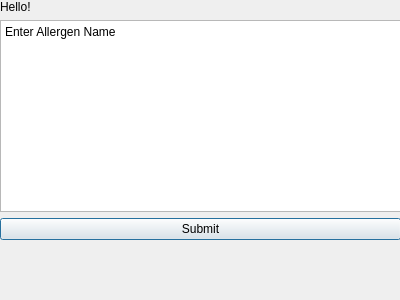
Qt form addallergenwindow.ui (MarkHarrison03/RecipeApp) before a commit.
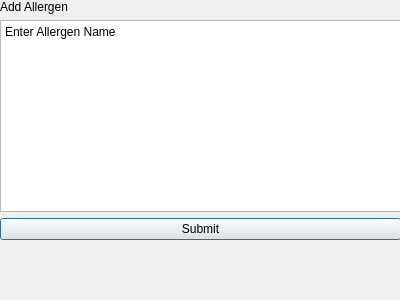
The same form after that commit.

```diff
--- a/addallergenwindow.ui
+++ b/addallergenwindow.ui
@@ -52,7 +52,7 @@
        </size>
       </property>
       <property name="text">
-       <string>Hello!</string>
+       <string>Add Allergen</string>
       </property>
      </widget>
     </item>
```
